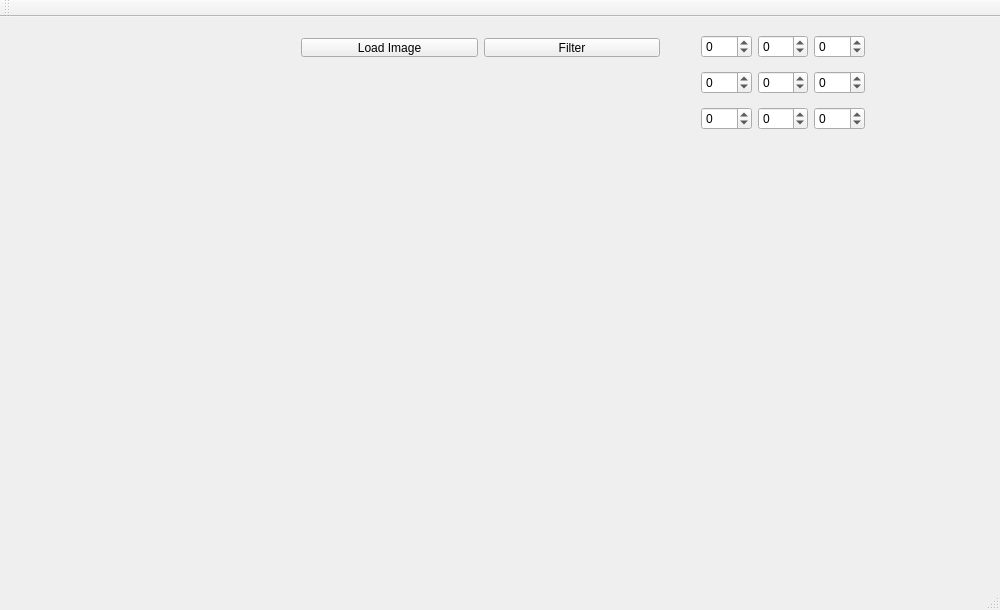
This is src/mainwindow.ui in viking1998/ImageFilterApp as Qt 5 draws it before an edit. The edited form follows.
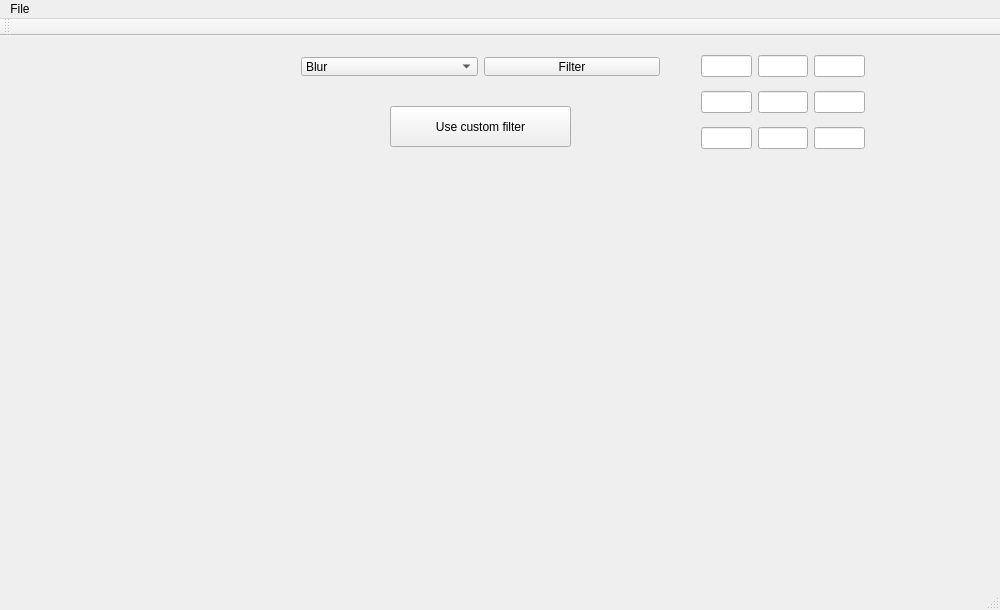
This is the edited form.

Commit message: Added improvements, e.g. better design, predefined filters, etc.

```diff
--- a/src/mainwindow.ui
+++ b/src/mainwindow.ui
@@ -47,23 +47,57 @@
       <enum>QLayout::SetNoConstraint</enum>
      </property>
      <item>
-      <widget class="QPushButton" name="loadButton">
-       <property name="sizePolicy">
-        <sizepolicy hsizetype="Minimum" vsizetype="Preferred">
-         <horstretch>0</horstretch>
-         <verstretch>0</verstretch>
-        </sizepolicy>
+      <widget class="QComboBox" name="filterDropdown">
+       <property name="enabled">
+        <bool>true</bool>
        </property>
-       <property name="cursor">
-        <cursorShape>PointingHandCursor</cursorShape>
-       </property>
-       <property name="text">
-        <string>Load Image</string>
-       </property>
+       <item>
+        <property name="text">
+         <string>Blur</string>
+        </property>
+       </item>
+       <item>
+        <property name="text">
+         <string>Motion Blur</string>
+        </property>
+       </item>
+       <item>
+        <property name="text">
+         <string>Emboss</string>
+        </property>
+       </item>
+       <item>
+        <property name="text">
+         <string>Sharpen</string>
+        </property>
+       </item>
+       <item>
+        <property name="text">
+         <string>Horizontal Edges</string>
+        </property>
+       </item>
+       <item>
+        <property name="text">
+         <string>Vertical Edges</string>
+        </property>
+       </item>
+       <item>
+        <property name="text">
+         <string>45 Degrees Edges</string>
+        </property>
+       </item>
+       <item>
+        <property name="text">
+         <string>All Edges</string>
+        </property>
+       </item>
       </widget>
      </item>
      <item>
       <widget class="QPushButton" name="filterButton">
+       <property name="enabled">
+        <bool>true</bool>
+       </property>
        <property name="sizePolicy">
         <sizepolicy hsizetype="Minimum" vsizetype="Preferred">
          <horstretch>0</horstretch>
@@ -80,7 +114,7 @@
      </item>
     </layout>
    </widget>
-   <widget class="QWidget" name="">
+   <widget class="QWidget" name="filterMatrix" native="true">
     <property name="geometry">
      <rect>
       <x>690</x>
@@ -89,75 +123,52 @@
       <height>132</height>
      </rect>
     </property>
-    <layout class="QGridLayout" name="filterMatrix">
+    <layout class="QGridLayout" name="filterMatrixLayout">
      <property name="sizeConstraint">
       <enum>QLayout::SetNoConstraint</enum>
      </property>
-     <item row="0" column="0">
-      <widget class="QSpinBox" name="cell_y0_x0">
-       <property name="minimum">
-        <number>-99</number>
-       </property>
-      </widget>
-     </item>
-     <item row="0" column="4">
-      <widget class="QSpinBox" name="cell_y0_x2">
-       <property name="minimum">
-        <number>-99</number>
-       </property>
-      </widget>
+     <item row="1" column="0">
+      <widget class="QLineEdit" name="cell_y1_x0"/>
      </item>
      <item row="1" column="3">
-      <widget class="QSpinBox" name="cell_y1_x1">
-       <property name="minimum">
-        <number>-99</number>
-       </property>
-      </widget>
+      <widget class="QLineEdit" name="cell_y1_x1"/>
+     </item>
+     <item row="0" column="0">
+      <widget class="QLineEdit" name="cell_y0_x0"/>
+     </item>
+     <item row="1" column="4">
+      <widget class="QLineEdit" name="cell_y1_x2"/>
      </item>
      <item row="0" column="3">
-      <widget class="QSpinBox" name="cell_y0_x1">
-       <property name="minimum">
-        <number>-99</number>
-       </property>
-      </widget>
+      <widget class="QLineEdit" name="cell_y0_x1"/>
+     </item>
+     <item row="0" column="4">
+      <widget class="QLineEdit" name="cell_y0_x2"/>
+     </item>
+     <item row="2" column="0">
+      <widget class="QLineEdit" name="cell_y2_x0"/>
      </item>
      <item row="2" column="3">
-      <widget class="QSpinBox" name="cell_y2_x1">
-       <property name="minimum">
-        <number>-99</number>
-       </property>
-      </widget>
+      <widget class="QLineEdit" name="cell_y2_x1"/>
      </item>
      <item row="2" column="4">
-      <widget class="QSpinBox" name="cell_y2_x2">
-       <property name="minimum">
-        <number>-99</number>
-       </property>
-      </widget>
-     </item>
-     <item row="1" column="0">
-      <widget class="QSpinBox" name="cell_y1_x0">
-       <property name="minimum">
-        <number>-99</number>
-       </property>
-      </widget>
-     </item>
-     <item row="2" column="0">
-      <widget class="QSpinBox" name="cell_y2_x0">
-       <property name="minimum">
-        <number>-99</number>
-       </property>
-      </widget>
-     </item>
-     <item row="1" column="4">
-      <widget class="QSpinBox" name="cell_y1_x2">
-       <property name="minimum">
-        <number>-99</number>
-       </property>
-      </widget>
+      <widget class="QLineEdit" name="cell_y2_x2"/>
      </item>
     </layout>
    </widget>
+   <widget class="QPushButton" name="changeFilteringButton">
+    <property name="geometry">
+     <rect>
+      <x>390</x>
+      <y>70</y>
+      <width>181</width>
+      <height>41</height>
+     </rect>
+    </property>
+    <property name="text">
+     <string>Use custom filter</string>
+    </property>
+   </widget>
   </widget>
   <widget class="QMenuBar" name="menuBar">
    <property name="geometry">
@@ -168,6 +179,15 @@
      <height>21</height>
     </rect>
    </property>
+   <widget class="QMenu" name="menuOpen">
+    <property name="title">
+     <string>File</string>
+    </property>
+    <addaction name="actionOpen"/>
+    <addaction name="separator"/>
+    <addaction name="actionSave_as"/>
+   </widget>
+   <addaction name="menuOpen"/>
   </widget>
   <widget class="QToolBar" name="mainToolBar">
    <attribute name="toolBarArea">
```
Left out of the diff: 19 changed lines with no effect on the pictures. The commit also changes 5 other files.
